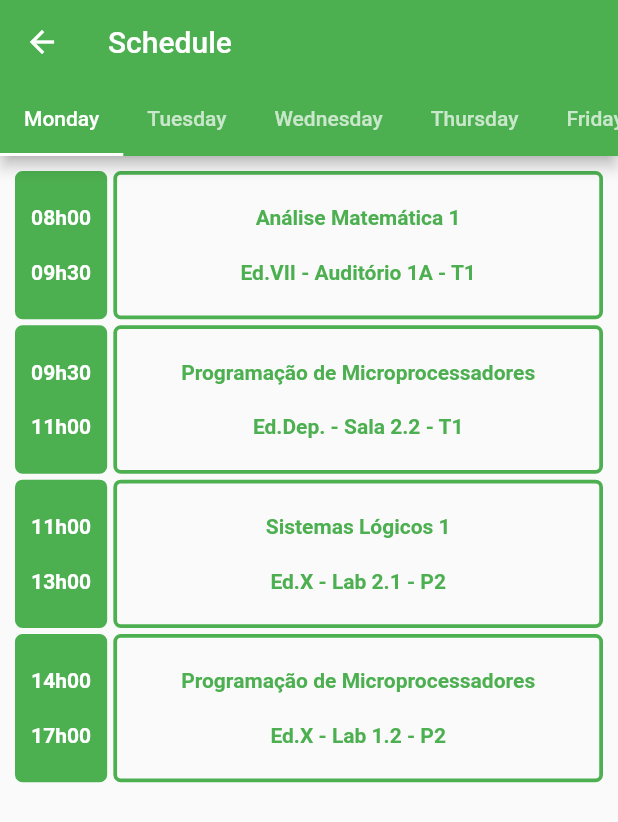
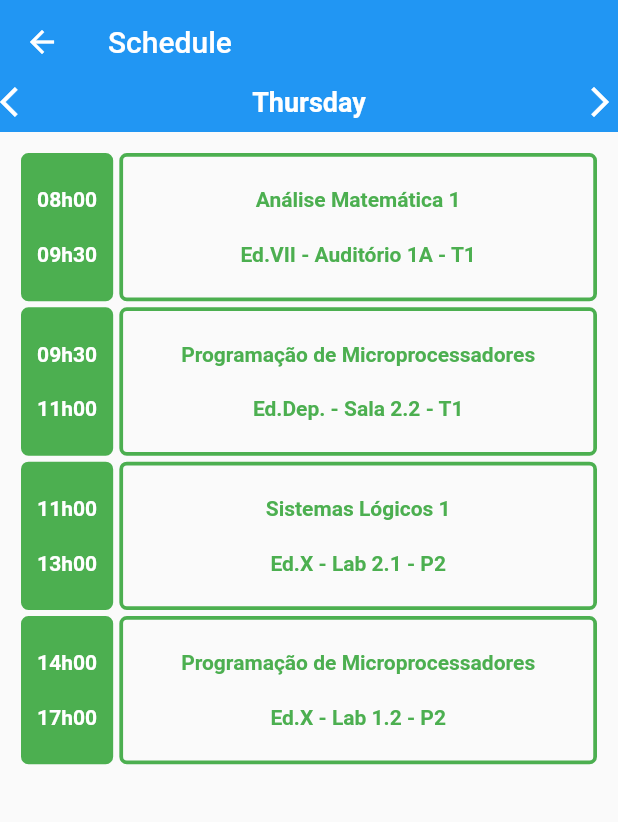
Before and after one commit to plicca/flutter-academy, a Flutter app: the screen it shows after launch, in the side drawer, after a tap on "Horário", on a phone screen of 412 x 824 dp. Shown: the top 822 px of the screen. Run offline on Flutter 3.47's test engine with Material 2 defaults, Android fonts, the phone set to English and light mode, and no system bars; our stand-ins replace date_format; network calls fail.

Commit message:
Timetable view supports endless scrolling

```diff
--- a/lib/schedule_display.dart
+++ b/lib/schedule_display.dart
@@ -1,27 +1,14 @@
+import 'package:clip/networking/subject_endpoint.dart';
+import 'package:clip/subject_info.dart';
 import 'package:flutter/material.dart';
-import 'package:clip/subject_info.dart';
-import 'package:clip/networking/subject_endpoint.dart';
 
 class ScheduleDisplay extends StatefulWidget {
   @override
   ScheduleDisplayState createState() => new ScheduleDisplayState();
 }
 
-class ScheduleDisplayState extends State<ScheduleDisplay> with SingleTickerProviderStateMixin{
-  TabController controller;
-  ScrollController scroller;
-  List<Widget> mondayShifts = [];
-  List<Widget> tuesdayShifts = [];
-  List<Widget> wednesdayShifts = [];
-  List<Widget> thursdayShifts = [];
-  List<Widget> fridayShifts = [];
-
-  @override
-  void initState() {
-    super.initState();
-    controller = new TabController(vsync: this, length: 5);
-    scroller = new ScrollController();
-  }
+class ScheduleDisplayState extends State<ScheduleDisplay> with SingleTickerProviderStateMixin {
+  final days = ["Monday", "Tuesday", "Wednesday", "Thursday", "Friday"];
 
   Widget buildNewShift(String startHour, endHour, subjectName, location, shift) {
     final size = MediaQuery.of(context).size;
@@ -30,14 +17,13 @@ class ScheduleDisplayState extends State<ScheduleDisplay> with SingleTickerProvi
     return new Row(
       children: <Widget>[
         new Container(
-          margin: EdgeInsets.only(right: w *0.01),
+          margin: EdgeInsets.only(right: w * 0.01),
           padding: EdgeInsets.symmetric(horizontal: w * 0.02),
           height: h * 0.12,
           decoration: new BoxDecoration(
               color: Colors.green,
               border: Border.all(width: 2.5, color: Colors.green),
-            borderRadius: const BorderRadius.all(const Radius.circular(5))
-          ),
+              borderRadius: const BorderRadius.all(const Radius.circular(5))),
           child: new Column(
             mainAxisAlignment: MainAxisAlignment.spaceEvenly,
             children: <Widget>[
@@ -51,9 +37,7 @@ class ScheduleDisplayState extends State<ScheduleDisplay> with SingleTickerProvi
             child: new Container(
               height: h * 0.12,
               decoration: new BoxDecoration(
-                border: Border.all(width: 2.5, color: Colors.green),
-                borderRadius: const BorderRadius.all(const Radius.circular(5))
-              ),
+                  border: Border.all(width: 2.5, color: Colors.green), borderRadius: const BorderRadius.all(const Radius.circular(5))),
               child: new Column(
                 mainAxisAlignment: MainAxisAlignment.spaceEvenly,
                 children: <Widget>[
@@ -66,16 +50,16 @@ class ScheduleDisplayState extends State<ScheduleDisplay> with SingleTickerProvi
               final result = await fetchSubject(1);
               Navigator.push(context, MaterialPageRoute(builder: (context) => SubjectInfo(subject: result)));
             },
-          )
+          ),
         ),
       ],
     );
   }
 
-  Widget buildNewScheduleDay(List<Widget> weekdayShifts){
-    return new ListView(
-      padding: EdgeInsets.symmetric(horizontal: 10.0, vertical: 10.0),
-      children: <Widget> [
+  Widget buildNewScheduleDay() {
+    return Container(
+        margin: EdgeInsets.symmetric(horizontal: 4.0),
+        child: new ListView(padding: EdgeInsets.symmetric(horizontal: 10.0, vertical: 10.0), children: <Widget>[
           buildNewShift("08h00", "09h30", "Análise Matemática 1", "Ed.VII - Auditório 1A", "T1"),
           new Padding(padding: EdgeInsets.all(2.0)),
           buildNewShift("09h30", "11h00", "Programação de Microprocessadores", "Ed.Dep. - Sala 2.2", "T1"),
@@ -83,38 +67,51 @@ class ScheduleDisplayState extends State<ScheduleDisplay> with SingleTickerProvi
           buildNewShift("11h00", "13h00", "Sistemas Lógicos 1", "Ed.X - Lab 2.1", "P2"),
           new Padding(padding: EdgeInsets.all(2.0)),
           buildNewShift("14h00", "17h00", "Programação de Microprocessadores", "Ed.X - Lab 1.2", "P2"),
-      ]
-    );
+        ]));
   }
 
   @override
   Widget build(BuildContext context) {
     return new Scaffold(
       appBar: new AppBar(
+        elevation: 0.0,
         title: new Text("Schedule"),
-        backgroundColor: Colors.green,
-        bottom: new TabBar(
-          indicatorColor: Colors.white,
-          isScrollable: true,
-          controller: controller,
-          tabs: <Widget>[
-            new Tab(text: "Monday"),
-            new Tab(text: "Tuesday"),
-            new Tab(text: "Wednesday"),
-            new Tab(text: "Thursday"),
-            new Tab(text: "Friday")
+      ),
+      body: PageView.builder(
+        controller: PageController(initialPage: DateTime.now().weekday + 49),
+        itemBuilder: (context, index) {
+          return Column(
+            children: <Widget>[
+              Container(
+                color: Colors.blue,
+                margin: EdgeInsets.only(bottom: 4.0),
+                padding: EdgeInsets.only(top: 0.0, bottom: 8.0),
+                width: double.infinity,
+                child: Row(
+                  mainAxisAlignment: MainAxisAlignment.spaceBetween,
+                  crossAxisAlignment: CrossAxisAlignment.center,
+                  children: <Widget>[
+                    Icon(
+                      Icons.arrow_back_ios,
+                      color: Colors.white,
+                    ),
+                    Text(
+                      days[index % days.length],
+                      style: TextStyle(fontSize: 18.0, color: Colors.white, fontWeight: FontWeight.bold),
+                    ),
+                    Icon(
+                      Icons.arrow_forward_ios,
+                      color: Colors.white,
+                    ),
                   ],
                 ),
               ),
-      body: new TabBarView(
-        controller: controller,
-        children: <Widget>[
-          buildNewScheduleDay(mondayShifts),
-          buildNewScheduleDay(tuesdayShifts),
-          buildNewScheduleDay(wednesdayShifts),
-          buildNewScheduleDay(thursdayShifts),
-          buildNewScheduleDay(fridayShifts)
+              Expanded(
+                child: buildNewScheduleDay(),
+              )
             ],
+          );
+        },
       ),
     );
   }
```
Lines whose indentation alone changed are shown as unchanged.
